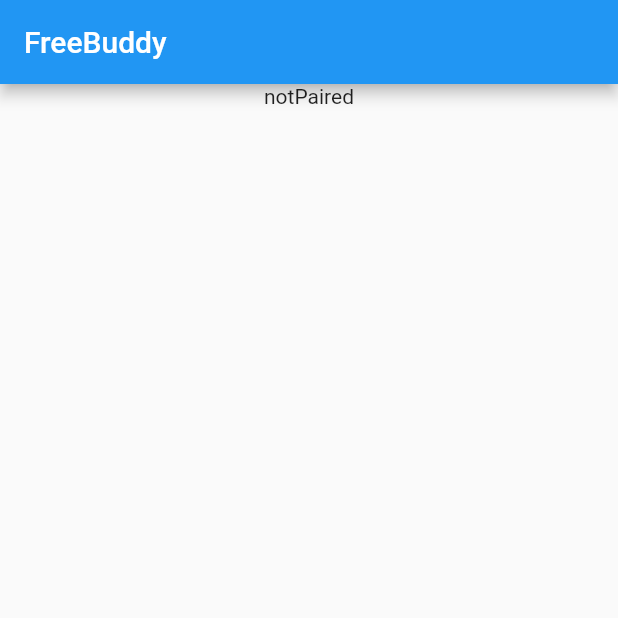
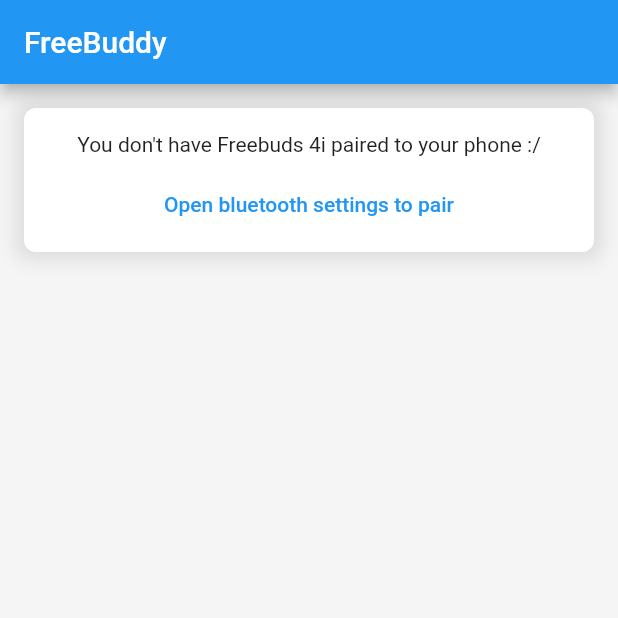
Before and after one commit to TheLastGimbus/FreeBuddy, a Flutter app: the screen it shows after launch, on a phone screen of 412 x 824 dp, the top half of it. Run offline on Flutter 3.47's test engine with Material 2 defaults, Android fonts, the phone set to English and light mode, and no system bars; our stand-ins replace flutter_bloc, flutter_bluetooth_serial; missing offline and left inert: app_settings, crclib, flutter_foreground_task.

Commit message:
Create some actual ui

```diff
--- a/lib/main.dart
+++ b/lib/main.dart
@@ -3,6 +3,7 @@
 import 'package:flutter_bluetooth_serial/flutter_bluetooth_serial.dart';
 
 import 'headphones/headphones_connection_cubit.dart';
+import 'ui/pages/home_page.dart';
 
 void main() {
   runApp(const MyApp());
@@ -22,50 +23,8 @@
               create: (_) => HeadphonesConnectionCubit(
                   bluetooth: FlutterBluetoothSerial.instance)),
         ],
-        child: const MyHomePage(),
+        child: const HomePage(),
       ),
     );
   }
 }
-
-class MyHomePage extends StatefulWidget {
-  const MyHomePage({Key? key}) : super(key: key);
-
-  @override
-  State<MyHomePage> createState() => _MyHomePageState();
-}
-
-class _MyHomePageState extends State<MyHomePage> {
-  @override
-  void initState() {
-    super.initState();
-  }
-
-  @override
-  Widget build(BuildContext context) {
-    return Scaffold(
-      appBar: AppBar(title: const Text("FreeBuddy")),
-      body: Center(
-        child: Column(
-          children: [
-            BlocBuilder<HeadphonesConnectionCubit, HeadphonesObject>(
-              builder: (context, state) {
-                if (state is HeadphonesConnected) {
-                  return const Text("connected");
-                } else if (state is HeadphonesConnecting) {
-                  return const Text("connecting");
-                } else if (state is HeadphonesDisconnected) {
-                  return const Text("disconnected");
-                } else if (state is HeadphonesNotPaired) {
-                  return const Text("notPaired");
-                } else {
-                  return const Text("unknown :(");
-                }
-              },
-            ),
-          ],
-        ),
-      ),
-    );
-  }
-}
--- /dev/null
+++ b/lib/ui/pages/home_page.dart
@@ -0,0 +1,55 @@
+import 'package:flutter/material.dart';
+import 'package:flutter_bloc/flutter_bloc.dart';
+
+import '../../headphones/headphones_connection_cubit.dart';
+import 'headphones_controls_widget.dart';
+import 'not_paired_info_widget.dart';
+
+class HomePage extends StatefulWidget {
+  const HomePage({Key? key}) : super(key: key);
+
+  @override
+  State<HomePage> createState() => _HomePageState();
+}
+
+class _HomePageState extends State<HomePage> {
+  @override
+  void initState() {
+    super.initState();
+  }
+
+  @override
+  Widget build(BuildContext context) {
+    return Scaffold(
+      appBar: AppBar(title: const Text("FreeBuddy")),
+      backgroundColor: const Color.fromARGB(255, 245, 245, 245),
+      body: Center(
+        child: Column(
+          children: [
+            BlocBuilder<HeadphonesConnectionCubit, HeadphonesObject>(
+              builder: (context, state) {
+                if (state is HeadphonesConnected) {
+                  return Padding(
+                    padding: const EdgeInsets.all(16.0),
+                    child: HeadphonesControlsWidget(headphones: state),
+                  );
+                } else if (state is HeadphonesConnecting) {
+                  return const Text("connecting");
+                } else if (state is HeadphonesDisconnected) {
+                  return const Text("disconnected");
+                } else if (state is HeadphonesNotPaired) {
+                  return const Padding(
+                    padding: EdgeInsets.all(16.0),
+                    child: NotPairedInfoWidget(),
+                  );
+                } else {
+                  return const Text("unknown :(");
+                }
+              },
+            ),
+          ],
+        ),
+      ),
+    );
+  }
+}
--- /dev/null
+++ b/lib/ui/pages/not_paired_info_widget.dart
@@ -0,0 +1,39 @@
+import 'package:app_settings/app_settings.dart';
+import 'package:flutter/material.dart';
+
+class NotPairedInfoWidget extends StatelessWidget {
+  const NotPairedInfoWidget({Key? key}) : super(key: key);
+
+  @override
+  Widget build(BuildContext context) {
+    return Container(
+      decoration: BoxDecoration(
+        color: Colors.white,
+        borderRadius: BorderRadius.circular(8.0),
+        boxShadow: [
+          BoxShadow(
+            color: Colors.black.withOpacity(0.1),
+            blurRadius: 10,
+            spreadRadius: 5,
+          ),
+        ],
+      ),
+      padding: const EdgeInsets.all(8.0),
+      child: Center(
+          child: Column(
+        children: [
+          const Padding(
+            padding: EdgeInsets.all(8.0),
+            child: Text("You don't have Freebuds 4i paired to your phone :/"),
+          ),
+          TextButton(
+            child: const Text("Open bluetooth settings to pair"),
+            onPressed: () {
+              AppSettings.openBluetoothSettings(asAnotherTask: true);
+            },
+          ),
+        ],
+      )),
+    );
+  }
+}
--- a/pubspec.yaml
+++ b/pubspec.yaml
@@ -33,6 +33,7 @@
   # Platform plugins
   flutter_foreground_task: ^3.8.2
   flutter_bluetooth_serial: ^0.4.0
+  app_settings: ^4.1.8
 
   # Logic libs
   crclib: ^3.0.0
```
Also changed, not shown: lib/ui/pages/headphones_controls_widget.dart (added, +57 -0 lines), pubspec.lock.
